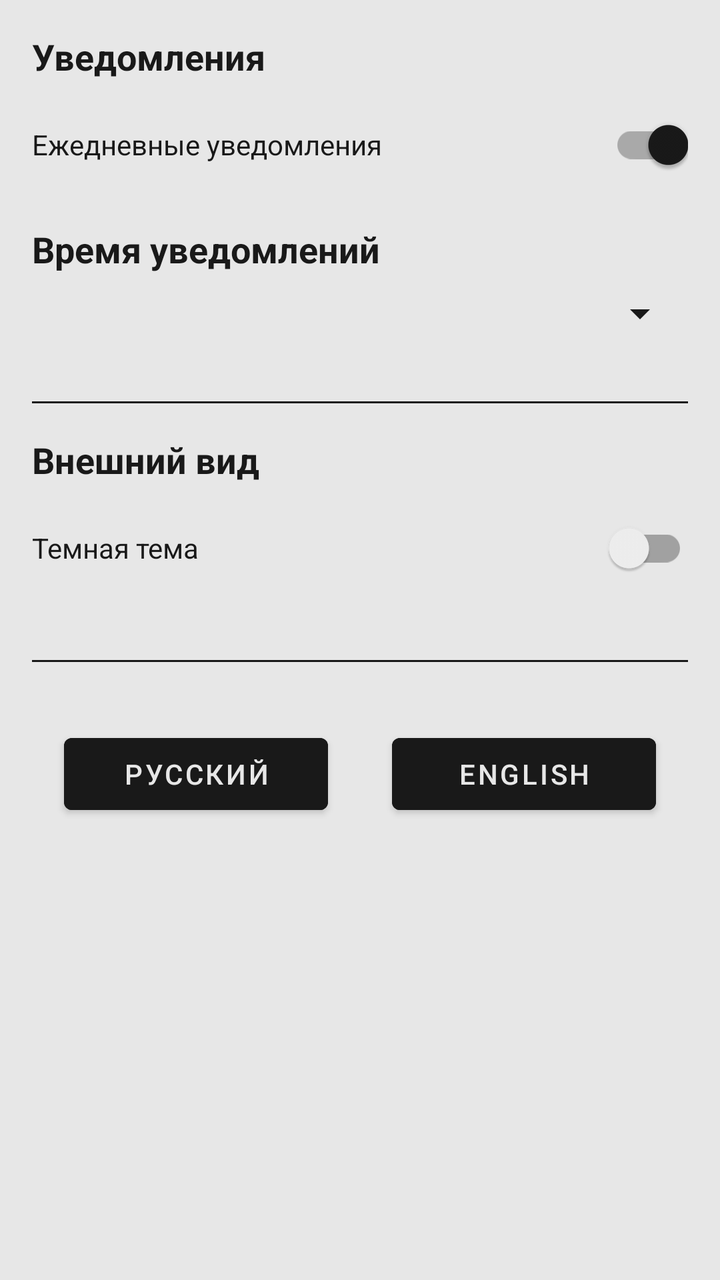
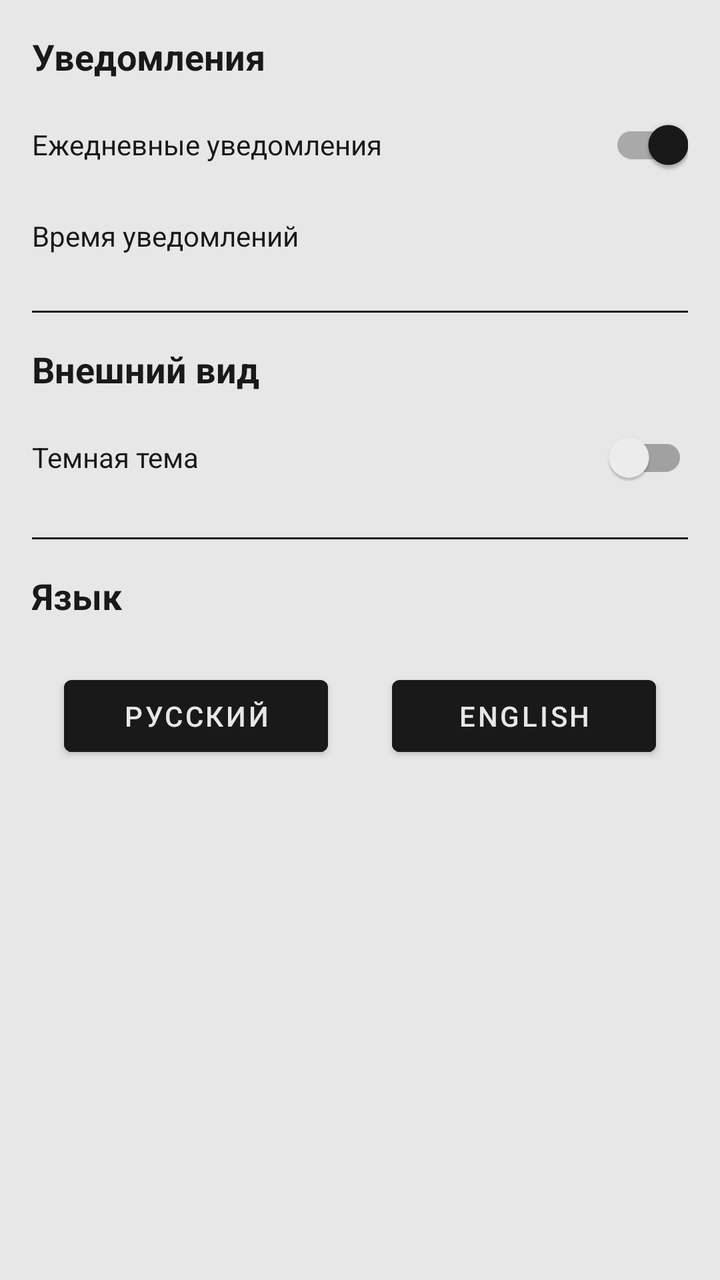

Before-and-after screenshots of an Android layout around one commit, followed by the original layout XML and the change that was made.
<!-- AndroidManifest.xml: application theme Theme.Calendar -->
<!-- res/layout/fragment_settings.xml -->
<?xml version="1.0" encoding="utf-8"?>
<ScrollView xmlns:android="http://schemas.android.com/apk/res/android"
    android:layout_width="match_parent"
    android:layout_height="match_parent"
    android:padding="16dp"
    android:background="@color/main">

    <LinearLayout
        android:layout_width="match_parent"
        android:layout_height="wrap_content"
        android:orientation="vertical">

        <TextView
            android:layout_width="match_parent"
            android:layout_height="wrap_content"
            android:text="@string/notifications"
            android:textSize="18sp"
            android:textStyle="bold"
            android:textColor="@color/accent"
            android:layout_marginBottom="8dp" />

        <LinearLayout
            android:layout_width="match_parent"
            android:layout_height="wrap_content"
            android:orientation="horizontal"
            android:layout_marginBottom="16dp"
            android:gravity="center_vertical">

            <TextView
                android:layout_width="0dp"
                android:layout_height="wrap_content"
                android:layout_weight="1"
                android:text="@string/daily_notifications"
                android:textColor="@color/accent"
                />

            <androidx.appcompat.widget.SwitchCompat
                android:id="@+id/switch_notifications"
                android:layout_width="wrap_content"
                android:layout_height="wrap_content"
                android:checked="true" />
        </LinearLayout>

        <TextView
            android:layout_width="match_parent"
            android:layout_height="wrap_content"
            android:text="@string/notification_time"
            android:textSize="18sp"
            android:textStyle="bold"
            android:textColor="@color/accent"
            android:layout_marginBottom="8dp" />

        <Spinner
            android:id="@+id/spinner_notification_time"
            android:layout_width="match_parent"
            android:layout_height="wrap_content"
            android:layout_marginBottom="16dp"
            android:backgroundTint="@color/accent"
            android:popupBackground="@color/main"/>

        <View
            android:layout_width="match_parent"
            android:layout_height="1dp"
            android:background="@color/accent"
            android:layout_marginVertical="16dp" />

        <TextView
            android:layout_width="match_parent"
            android:layout_height="wrap_content"
            android:text="@string/appearance"
            android:textSize="18sp"
            android:textStyle="bold"
            android:textColor="@color/accent"
            android:layout_marginBottom="8dp" />

        <LinearLayout
            android:layout_width="match_parent"
            android:layout_height="wrap_content"
            android:orientation="horizontal"
            android:layout_marginBottom="16dp"
            android:gravity="center_vertical">

            <TextView
                android:layout_width="0dp"
                android:layout_height="wrap_content"
                android:layout_weight="1"
                android:text="@string/dark_mode"
                android:textColor="@color/accent"
                />

            <androidx.appcompat.widget.SwitchCompat
                android:id="@+id/switch_dark_theme"
                android:layout_width="wrap_content"
                android:layout_height="wrap_content" />
        </LinearLayout>

        <View
            android:layout_width="match_parent"
            android:layout_height="1dp"
            android:background="@color/accent"
            android:layout_marginVertical="16dp" />

        <LinearLayout
            android:layout_width="match_parent"
            android:layout_height="wrap_content"
            android:orientation="horizontal"
            android:layout_marginBottom="16dp"
            android:gravity="center_vertical">
            <Button
                android:id="@+id/buttonRussian"
                android:layout_width="100dp"
                android:layout_height="wrap_content"
                android:layout_weight="1"
                android:text="Русский"
                android:backgroundTint="@color/accent"
                android:textColor="@color/main"
                android:layout_margin="16dp" />
            <Button
                android:id="@+id/buttonEnglish"
                android:layout_width="100dp"
                android:layout_height="wrap_content"
                android:layout_weight="1"
                android:text="English"
                android:backgroundTint="@color/accent"
                android:textColor="@color/main"
                android:layout_margin="16dp" />
        </LinearLayout>

    </LinearLayout>
</ScrollView>
<!-- resources referenced by this layout -->
<resources>
  <color name="accent">#191919</color>
  <color name="main">#E7E7E7</color>
  <string name="appearance">Внешний вид</string>
  <string name="daily_notifications">Ежедневные уведомления</string>
  <string name="dark_mode">Темная тема</string>
  <string name="notification_time">Время уведомлений</string>
  <string name="notifications">Уведомления</string>
  <style name="Theme.Calendar" parent="Theme.MaterialComponents.DayNight.NoActionBar">
          <item name="colorPrimary">@color/main</item>
          <item name="colorPrimaryVariant">@color/main</item>
          <item name="colorOnPrimary">@color/accent</item>
          <item name="colorSecondary">@color/accent</item>
          <item name="colorSecondaryVariant">@color/accent</item>
          <item name="colorOnSecondary">@color/main</item>
          <item name="android:statusBarColor">?attr/colorPrimaryVariant</item>
          <item name="android:windowLightStatusBar">true</item>
          <item name="textAppearanceListItemSmall" />
      </style>
</resources>

<!-- the commit's change to res/layout/fragment_settings.xml (unified diff, before → after) -->
@@ -16,7 +16,6 @@
             android:text="@string/notifications"
             android:textSize="18sp"
             android:textStyle="bold"
-            android:textColor="@color/accent"
             android:layout_marginBottom="8dp" />
 
         <LinearLayout
@@ -31,7 +30,6 @@
                 android:layout_height="wrap_content"
                 android:layout_weight="1"
                 android:text="@string/daily_notifications"
-                android:textColor="@color/accent"
                 />
 
             <androidx.appcompat.widget.SwitchCompat
@@ -41,22 +39,28 @@
                 android:checked="true" />
         </LinearLayout>
 
-        <TextView
+        <LinearLayout
             android:layout_width="match_parent"
             android:layout_height="wrap_content"
-            android:text="@string/notification_time"
-            android:textSize="18sp"
-            android:textStyle="bold"
-            android:textColor="@color/accent"
-            android:layout_marginBottom="8dp" />
+            android:orientation="horizontal"
+            android:gravity="center_vertical">
 
-        <Spinner
-            android:id="@+id/spinner_notification_time"
-            android:layout_width="match_parent"
-            android:layout_height="wrap_content"
-            android:layout_marginBottom="16dp"
-            android:backgroundTint="@color/accent"
-            android:popupBackground="@color/main"/>
+            <TextView
+                android:layout_width="wrap_content"
+                android:layout_height="wrap_content"
+                android:text="@string/notification_time"
+                android:layout_marginBottom="8dp" />
+
+            <TextView
+                android:id="@+id/notification_time"
+                android:layout_width="wrap_content"
+                android:layout_height="wrap_content"
+                android:layout_weight="1"
+                android:layout_marginBottom="8dp"
+                android:textAlignment="textEnd"
+                android:backgroundTint="@color/accent"
+                android:popupBackground="@color/main"/>
+        </LinearLayout>
 
         <View
             android:layout_width="match_parent"
@@ -70,14 +74,12 @@
             android:text="@string/appearance"
             android:textSize="18sp"
             android:textStyle="bold"
-            android:textColor="@color/accent"
             android:layout_marginBottom="8dp" />
 
         <LinearLayout
             android:layout_width="match_parent"
             android:layout_height="wrap_content"
             android:orientation="horizontal"
-            android:layout_marginBottom="16dp"
             android:gravity="center_vertical">
 
             <TextView
@@ -85,7 +87,6 @@
                 android:layout_height="wrap_content"
                 android:layout_weight="1"
                 android:text="@string/dark_mode"
-                android:textColor="@color/accent"
                 />
 
             <androidx.appcompat.widget.SwitchCompat
@@ -99,6 +100,14 @@
             android:layout_height="1dp"
             android:background="@color/accent"
             android:layout_marginVertical="16dp" />
+
+        <TextView
+            android:layout_width="match_parent"
+            android:layout_height="wrap_content"
+            android:text="@string/language"
+            android:textSize="18sp"
+            android:textStyle="bold"
+            android:layout_marginBottom="8dp" />
 
         <LinearLayout
             android:layout_width="match_parent"
<!-- resource entries referenced after the edit -->
@@ -5,6 +5,7 @@
   <string name="appearance">Внешний вид</string>
   <string name="daily_notifications">Ежедневные уведомления</string>
   <string name="dark_mode">Темная тема</string>
+  <string name="language">Язык</string>
   <string name="notification_time">Время уведомлений</string>
   <string name="notifications">Уведомления</string>
   <style name="Theme.Calendar" parent="Theme.MaterialComponents.DayNight.NoActionBar">
@@ -16,7 +17,10 @@
           <item name="colorOnSecondary">@color/main</item>
           <item name="android:statusBarColor">?attr/colorPrimaryVariant</item>
           <item name="android:windowLightStatusBar">true</item>
-          <item name="textAppearanceListItemSmall" />
+          <item name="android:textColor">@color/accent</item>
+          <item name="android:textColorPrimary">@color/accent</item>
+          <item name="android:textColorSecondary">@color/accent</item>
+          <item name="android:textColorTertiary">@color/accent</item>
       </style>
 </resources>
 
